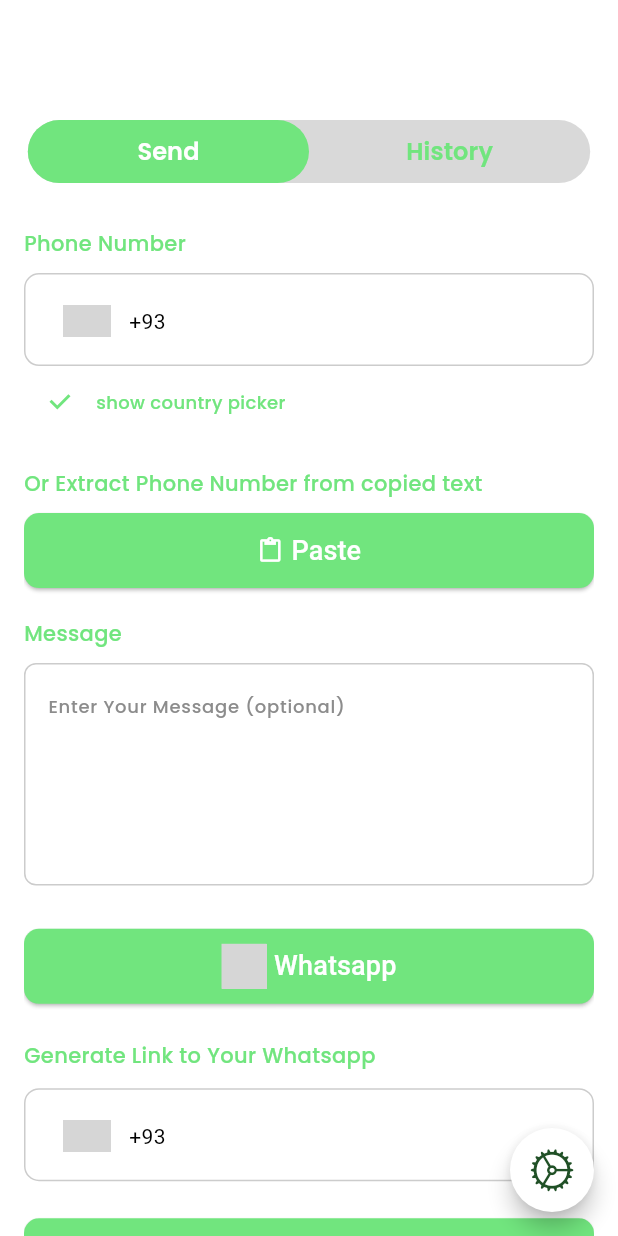
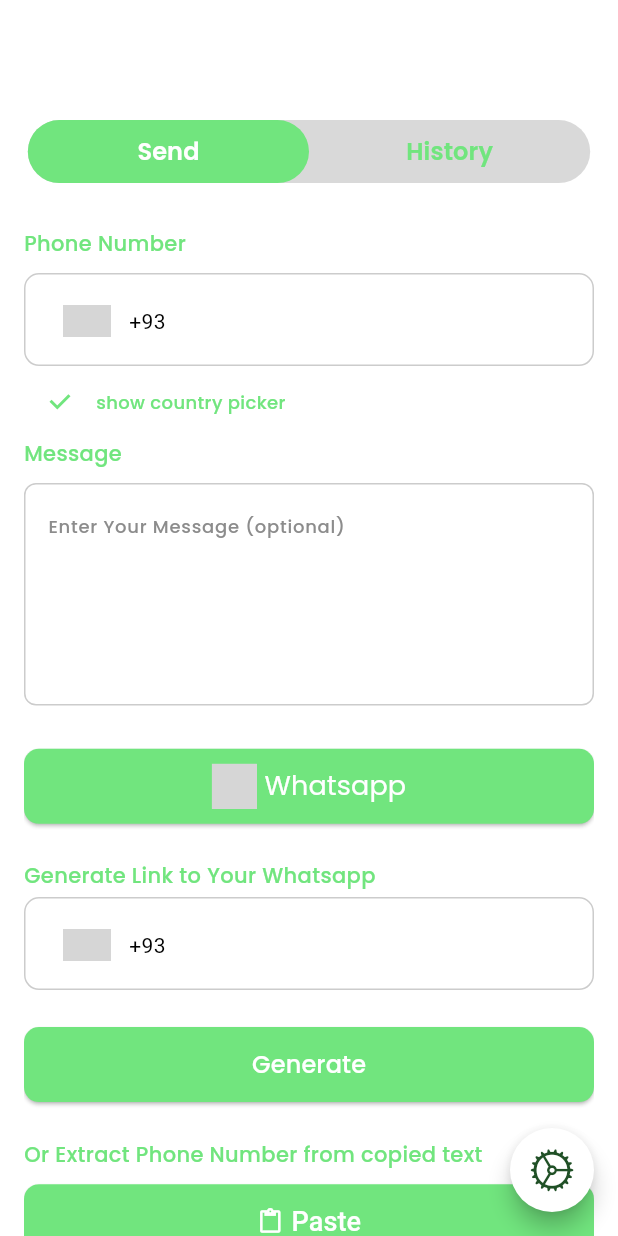
Before and after one commit to monzir3bdo/whatsapp_direct_message, a Flutter app: the screen it shows after launch, on a phone screen of 412 x 824 dp. Run offline on Flutter 3.47's test engine with Material 3 defaults, Android fonts, the phone set to English and light mode, and no system bars; drawn by our look-alikes of intl_phone_number_input; our stand-ins replace bloc, flutter_bloc, flutter_svg, fluttertoast, freezed_annotation, gap and 3 more; accounts and stored records are empty; generated files the repository leaves out were written again; grey boxes are pictures that could not be loaded.

Commit message:
Refactor UI

```diff
--- /dev/null
+++ b/lib/blocs/generate/generate_link_cubit.dart
@@ -0,0 +1,26 @@
+import 'package:bloc/bloc.dart';
+import 'package:flutter/material.dart';
+import 'package:freezed_annotation/freezed_annotation.dart';
+
+part 'generate_link_cubit.freezed.dart';
+part 'generate_link_state.dart';
+
+class GenerateLinkCubit extends Cubit<GenerateLinkState> {
+  GenerateLinkCubit() : super(const GenerateLinkState.initial());
+  final GlobalKey<FormState> generateFormKey = GlobalKey<FormState>();
+  final TextEditingController generateLinkController = TextEditingController();
+  String phone = "";
+  generateLink() async {
+    emit(const GenerateLinkState.loading());
+    if (generateFormKey.currentState!.validate()) {
+      final String link = 'https://wa.me/$phone';
+      emit(GenerateLinkState.linkGenerated(link: link));
+    }
+  }
+
+  void clearLink() {
+    phone = '';
+    generateLinkController.clear();
+    emit(const GenerateLinkState.linkCleared());
+  }
+}
--- /dev/null
+++ b/lib/blocs/generate/generate_link_state.dart
@@ -0,0 +1,10 @@
+part of 'generate_link_cubit.dart';
+
+@freezed
+class GenerateLinkState with _$GenerateLinkState {
+  const factory GenerateLinkState.initial() = _Initial;
+  const factory GenerateLinkState.loading() = _Loading;
+  const factory GenerateLinkState.linkGenerated({required String link}) =
+      _LinkGenerated;
+  const factory GenerateLinkState.linkCleared() = _ClearLink;
+}
--- a/lib/core/functions/functions.dart
+++ b/lib/core/functions/functions.dart
@@ -1,3 +1,5 @@
+import 'package:flutter/services.dart';
+
 List<String> extractLongNumbers(String text) {
   // Remove all spaces from the text
   text = text.replaceAll(' ', '');
@@ -13,3 +15,7 @@
 
   return longNumbers;
 }
+
+Future<void> copy({required String data}) async {
+  await Clipboard.setData(ClipboardData(text: data));
+}
--- /dev/null
+++ b/lib/widgets/home/generate_link_to_your_whatsapp_title.dart
@@ -0,0 +1,19 @@
+import 'package:flutter/material.dart';
+import 'package:whatsapp_direct_message/core/extensions/build_context_extension.dart';
+import 'package:whatsapp_direct_message/core/localization/lang_keys.dart';
+import 'package:whatsapp_direct_message/core/theme/app_text_styels.dart';
+import 'package:whatsapp_direct_message/core/theme/colors.dart';
+
+class GenerateLinkToYourWhatsappTitle extends StatelessWidget {
+  const GenerateLinkToYourWhatsappTitle({super.key});
+
+  @override
+  Widget build(BuildContext context) {
+    return Text(
+      context.translate(LangKeys.generateLinkToYourWhatsapp),
+      style: AppTextStyles.medium14.copyWith(
+        color: AppLightColors.primary,
+      ),
+    );
+  }
+}
--- a/lib/widgets/home/generate_links_widgets.dart
+++ b/lib/widgets/home/generate_links_widgets.dart
@@ -1,11 +1,12 @@
+import 'package:flutter/cupertino.dart';
 import 'package:flutter/material.dart';
 import 'package:flutter_bloc/flutter_bloc.dart';
 import 'package:gap/gap.dart';
+import 'package:whatsapp_direct_message/blocs/generate/generate_link_cubit.dart';
 import 'package:whatsapp_direct_message/core/extensions/build_context_extension.dart';
-import 'package:whatsapp_direct_message/widgets/home/generate_button.dart';
-import 'package:whatsapp_direct_message/widgets/home/generate_result_widget.dart';
+import 'package:whatsapp_direct_message/core/theme/colors.dart';
+import 'package:whatsapp_direct_message/widgets/home/generate_or_copy_widget.dart';
 
-import '../../blocs/send/send_message_cubit.dart';
 import '../../core/localization/lang_keys.dart';
 import 'international_phon_widget.dart';
 
@@ -23,8 +24,28 @@
           crossAxisAlignment: CrossAxisAlignment.start,
           children: [
             Form(
-              key: context.read<SendMessageCubit>().generateFormKey,
+              key: context.read<GenerateLinkCubit>().generateFormKey,
               child: InternationalPhoneWidget(
+                suffix: BlocBuilder<GenerateLinkCubit, GenerateLinkState>(
+                  builder: (context, state) {
+                    return state.maybeWhen(
+                      linkGenerated: (_) {
+                        return IconButton(
+                          onPressed: () {
+                            context.read<GenerateLinkCubit>().clearLink();
+                          },
+                          icon: const Icon(
+                            CupertinoIcons.xmark,
+                            color: AppLightColors.red,
+                          ),
+                        );
+                      },
+                      orElse: () {
+                        return const SizedBox.shrink();
+                      },
+                    );
+                  },
+                ),
                 validator: (phoneNumber) {
                   if (phoneNumber!.length < 6) {
                     return context.translate(LangKeys.enterPhoneNumber);
@@ -32,19 +53,16 @@
                   return null;
                 },
                 controller:
-                    context.read<SendMessageCubit>().generateLinkController,
+                    context.read<GenerateLinkCubit>().generateLinkController,
                 onInputChanged: (number) {
-                  context.read<SendMessageCubit>().phoneForGenerate =
-                      number.phoneNumber;
+                  context.read<GenerateLinkCubit>().phone = number.phoneNumber!;
                 },
               ),
             ),
             Gap(context.height * 0.03),
-            const GenerateButton(),
+            const GenerateOrCopyWidget(),
           ],
         ),
-        Gap(context.height * 0.018),
-        const GenerateResultWidget(),
       ],
     );
   }
--- /dev/null
+++ b/lib/widgets/home/generate_or_copy_widget.dart
@@ -0,0 +1,26 @@
+import 'package:flutter/material.dart';
+import 'package:flutter_bloc/flutter_bloc.dart';
+import 'package:whatsapp_direct_message/blocs/generate/generate_link_cubit.dart';
+import 'package:whatsapp_direct_message/widgets/home/generate_result_widget.dart';
+
+import 'generate_button.dart';
+
+class GenerateOrCopyWidget extends StatelessWidget {
+  const GenerateOrCopyWidget({super.key});
+
+  @override
+  Widget build(BuildContext context) {
+    return BlocBuilder<GenerateLinkCubit, GenerateLinkState>(
+      builder: (context, state) {
+        return state.maybeWhen(
+          linkGenerated: (link) {
+            return GenerateResultWidget(link: link);
+          },
+          orElse: () {
+            return const GenerateButton();
+          },
+        );
+      },
+    );
+  }
+}
--- a/lib/widgets/home/international_phon_widget.dart
+++ b/lib/widgets/home/international_phon_widget.dart
@@ -12,11 +12,13 @@
   final TextEditingController controller;
   final Function(PhoneNumber)? onInputChanged;
   final String? Function(String?)? validator;
+  final Widget? suffix;
   const InternationalPhoneWidget({
     super.key,
     required this.controller,
     this.onInputChanged,
     this.validator,
+    this.suffix,
   });
 
   @override
@@ -34,13 +36,14 @@
       child: Directionality(
         textDirection: TextDirection.ltr,
         child: InternationalPhoneNumberInput(
-          inputDecoration: const InputDecoration(
-              focusedBorder: OutlineInputBorder(
+          inputDecoration: InputDecoration(
+              suffixIcon: suffix,
+              focusedBorder: const OutlineInputBorder(
                 borderSide: BorderSide(
                   color: Colors.transparent,
                 ),
               ),
-              enabledBorder: OutlineInputBorder(
+              enabledBorder: const OutlineInputBorder(
                 borderSide: BorderSide(
                   color: Colors.transparent,
                 ),
@@ -50,7 +53,7 @@
           textStyle: AppTextStyles.medium14.copyWith(
               fontSize: 12,
               color: context.read<AppCubit>().isDark
-                  ? const Color(0xff616161)
+                  ? const Color(0xffbcbcbc)
                   : const Color(0xffd7d7d7)),
           selectorTextStyle: TextStyle(color: context.color.textColor),
           onInputChanged: onInputChanged,
--- a/lib/widgets/home/main_home_widget.dart
+++ b/lib/widgets/home/main_home_widget.dart
@@ -1,14 +1,12 @@
 import 'package:flutter/material.dart';
 import 'package:flutter_bloc/flutter_bloc.dart';
 import 'package:gap/gap.dart';
+import 'package:whatsapp_direct_message/blocs/generate/generate_link_cubit.dart';
 import 'package:whatsapp_direct_message/blocs/send/send_message_cubit.dart';
 import 'package:whatsapp_direct_message/core/extensions/build_context_extension.dart';
-import 'package:whatsapp_direct_message/core/extensions/string_extension.dart';
-import 'package:whatsapp_direct_message/core/localization/lang_keys.dart';
 import 'package:whatsapp_direct_message/widgets/home/extract_from_copied.dart';
+import 'package:whatsapp_direct_message/widgets/home/generate_link_to_your_whatsapp_title.dart';
 
-import '../../core/theme/app_text_styels.dart';
-import '../../core/theme/colors.dart';
 import 'generate_links_widgets.dart';
 import 'message_widgets.dart';
 import 'phone_number_widget.dart';
@@ -30,31 +28,18 @@
             crossAxisAlignment: CrossAxisAlignment.start,
             children: [
               const PhoneNumberWidgets(),
-              const Gap(
-                20,
+              const MessageWidgets(),
+              Gap(context.height * 0.035),
+              const SendWidgets(),
+              Gap(context.height * 0.03),
+              const GenerateLinkToYourWhatsappTitle(),
+              Gap(context.height * 0.005),
+              BlocProvider(
+                create: (context) => GenerateLinkCubit(),
+                child: const GenerateLinkWidgets(),
               ),
+              Gap(context.height * 0.03),
               const ExtractFromCopiedTextWidgets(),
-              const Gap(
-                20,
-              ),
-              const MessageWidgets(),
-              Gap(
-                context.height * 0.035,
-              ),
-              const SendWidgets(),
-              Gap(
-                context.height * 0.03,
-              ),
-              Text(
-                context.translate(LangKeys.generateLinkToYourWhatsapp),
-                style: AppTextStyles.medium14.copyWith(
-                  color: AppLightColors.primary,
-                ),
-              ),
-              Gap(
-                context.height * 0.014,
-              ),
-              const GenerateLinkWidgets(),
               const Gap(20)
             ],
           ),
--- a/lib/widgets/home/message_widgets.dart
+++ b/lib/widgets/home/message_widgets.dart
@@ -27,6 +27,9 @@
         SizedBox(
           height: context.height * 0.18,
           child: TextFormField(
+            onTapOutside: (pointerDown) {
+              FocusManager.instance.primaryFocus!.unfocus();
+            },
             controller: context.read<SendMessageCubit>().messageController,
             maxLines: 10,
             minLines: 10,
--- a/lib/widgets/home/phone_number_widget.dart
+++ b/lib/widgets/home/phone_number_widget.dart
@@ -44,7 +44,6 @@
                 controller: context.read<SendMessageCubit>().phoneController,
                 onInputChanged: (number) {
                   context.read<SendMessageCubit>().phone = number.phoneNumber;
-                  print(context.read<SendMessageCubit>().phone);
                 },
               ),
             ),
--- a/lib/widgets/home/whatsapp_button.dart
+++ b/lib/widgets/home/whatsapp_button.dart
@@ -2,6 +2,7 @@
 import 'package:flutter_svg/flutter_svg.dart';
 import 'package:gap/gap.dart';
 
+import '../../core/theme/app_text_styels.dart';
 import '../../core/theme/colors.dart';
 
 class WhatsappButton extends StatelessWidget {
@@ -39,7 +40,8 @@
             ),
             const Gap(5),
             Text(text,
-                style: const TextStyle(fontSize: 18, color: Colors.white)),
+                style: AppTextStyles.regular12
+                    .copyWith(fontSize: 18, color: Colors.white)),
           ],
         ),
       ),
--- a/pubspec.yaml
+++ b/pubspec.yaml
@@ -50,6 +50,7 @@
   intl_phone_number_input: ^0.7.4
   flutter_localizations:
     sdk: flutter
+  fluttertoast: ^8.2.8
 
 dev_dependencies:
   flutter_test:
```
Also changed, not shown: lib/widgets/home/generate_button.dart (+4 -11 lines), lib/widgets/home/generate_result_widget.dart (+19 -15 lines), pubspec.lock.
